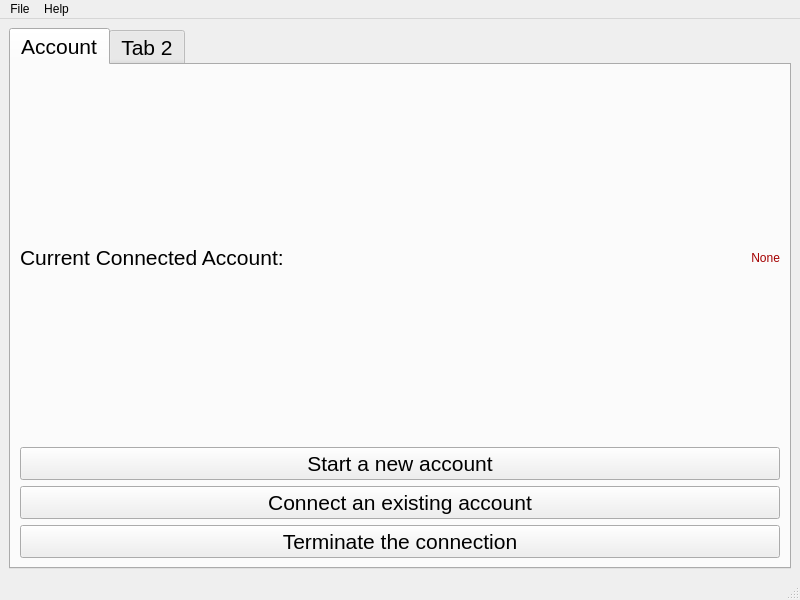
Before: the Qt Designer form gui.ui in zidanmahmoud/money_tracker, drawn with Qt 5.
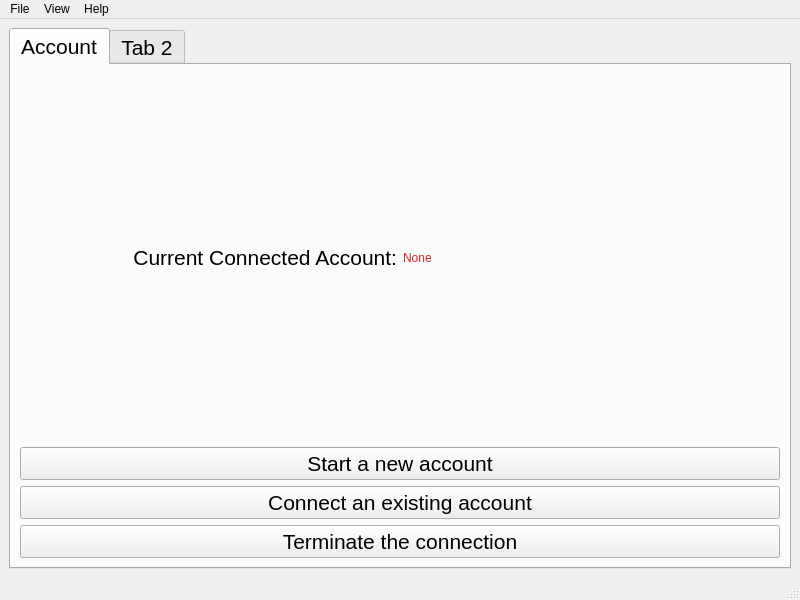
After: the same form once the commit is applied. Icons and pictures are not drawn.

```diff
--- a/gui.ui
+++ b/gui.ui
@@ -60,14 +60,17 @@
         </item>
         <item row="1" column="1">
          <widget class="QLabel" name="labelPath">
+          <property name="font">
+           <font/>
+          </property>
           <property name="styleSheet">
-           <string notr="true">color: rgb(164, 0, 0);</string>
+           <string notr="true">color: rgb(214, 39, 40);</string>
           </property>
           <property name="text">
            <string>None</string>
           </property>
           <property name="alignment">
-           <set>Qt::AlignRight|Qt::AlignTrailing|Qt::AlignVCenter</set>
+           <set>Qt::AlignLeading|Qt::AlignLeft|Qt::AlignVCenter</set>
           </property>
          </widget>
         </item>
@@ -76,6 +79,9 @@
           <property name="text">
            <string>Current Connected Account:</string>
           </property>
+          <property name="alignment">
+           <set>Qt::AlignRight|Qt::AlignTrailing|Qt::AlignVCenter</set>
+          </property>
          </widget>
         </item>
         <item row="4" column="0" colspan="2">
@@ -135,7 +141,15 @@
     </property>
     <addaction name="actionAbout"/>
    </widget>
+   <widget class="QMenu" name="menuView">
+    <property name="title">
+     <string>View</string>
+    </property>
+    <addaction name="actionLight_Mode"/>
+    <addaction name="actionDark_Mode"/>
+   </widget>
    <addaction name="menuFile"/>
+   <addaction name="menuView"/>
    <addaction name="menuHelp"/>
   </widget>
   <widget class="QStatusBar" name="statusbar"/>
```
Left out of the diff: 20 changed lines with no effect on the pictures.
